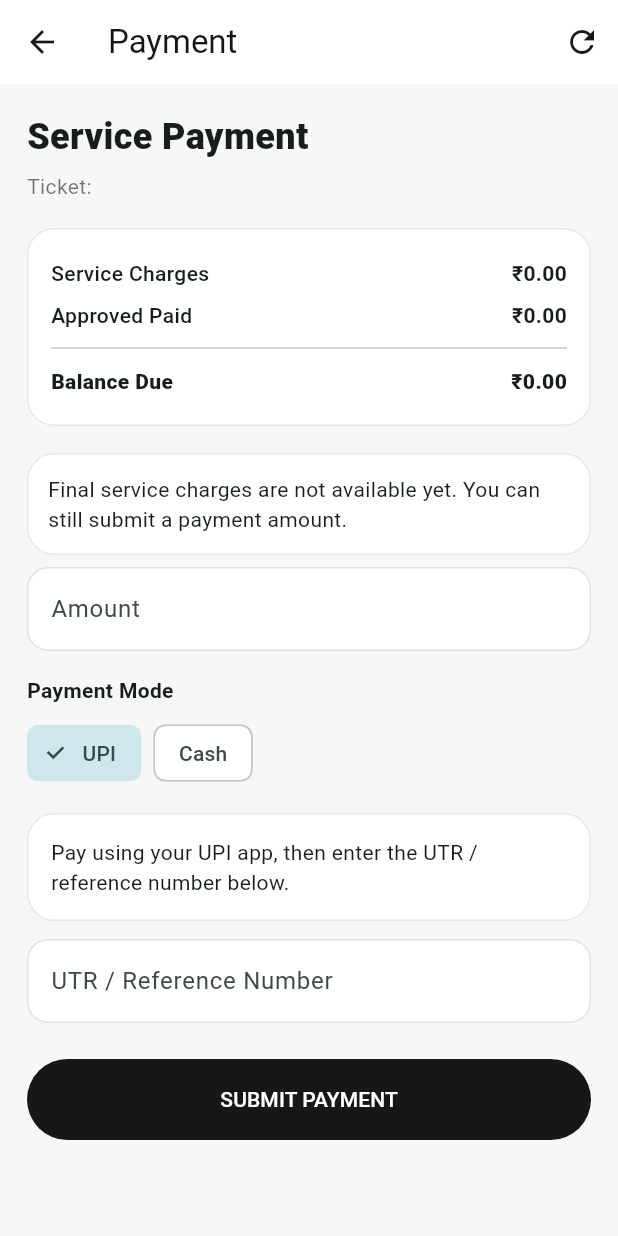
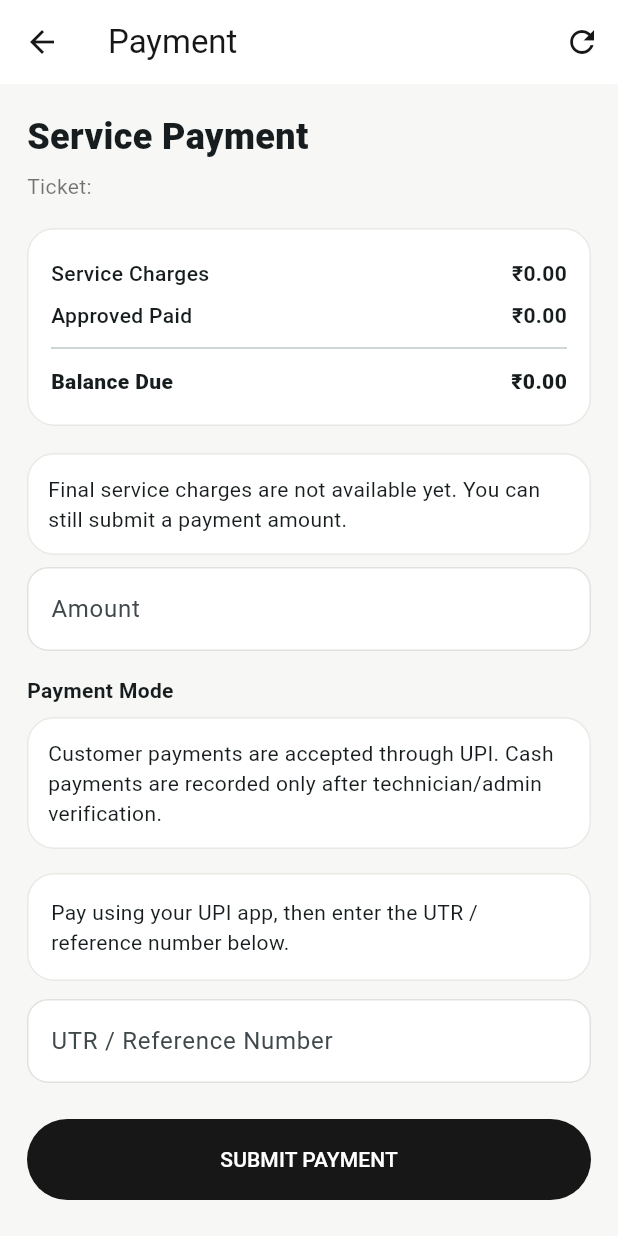
Before and after one commit to soham855/unique-market-service, a Flutter app: the PaymentPage screen opened directly with empty values, on a phone screen of 412 x 824 dp. Run offline on Flutter 3.47's test engine with Material 3 defaults, Android fonts, the light colour scheme and no system bars; our stand-ins replace firebase_core, firebase_messaging, flutter_local_notifications, geolocator, image_picker, printing and 3 more; missing offline and left inert: flutter_background_geofencing; accounts and stored records are empty.

Commit message:
Remove unsupported direct cash payment option from Customer App

```diff
--- a/flutter_app/lib/main.dart
+++ b/flutter_app/lib/main.dart
@@ -838,7 +838,7 @@ class _PaymentPageState extends State<PaymentPage> {
     const SizedBox(height:18),if(serviceTotal<=0)const Card(child:Padding(padding:EdgeInsets.all(14),child:Text('Final service charges are not available yet. You can still submit a payment amount.'))),const SizedBox(height:8),
     TextField(controller:amount,keyboardType:const TextInputType.numberWithOptions(decimal:true),decoration:const InputDecoration(labelText:'Amount',prefixText:'₹ ')),const SizedBox(height:16),
     const Text('Payment Mode',style:TextStyle(fontWeight:FontWeight.w700)),const SizedBox(height:8),
-    Wrap(spacing:8,children:['UPI','Cash'].map((m)=>ChoiceChip(label:Text(m),selected:mode==m,onSelected:(_)=>setState(()=>mode=m))).toList()),
+    const Card(child:Padding(padding:EdgeInsets.all(14),child:Text('Customer payments are accepted through UPI. Cash payments are recorded only after technician/admin verification.'))),
     if(mode=='UPI')...[
       const SizedBox(height:16),const Card(child:Padding(padding:EdgeInsets.all(16),child:Text('Pay using your UPI app, then enter the UTR / reference number below.'))),const SizedBox(height:12),
       TextField(controller:utr,decoration:const InputDecoration(labelText:'UTR / Reference Number'))],
```
